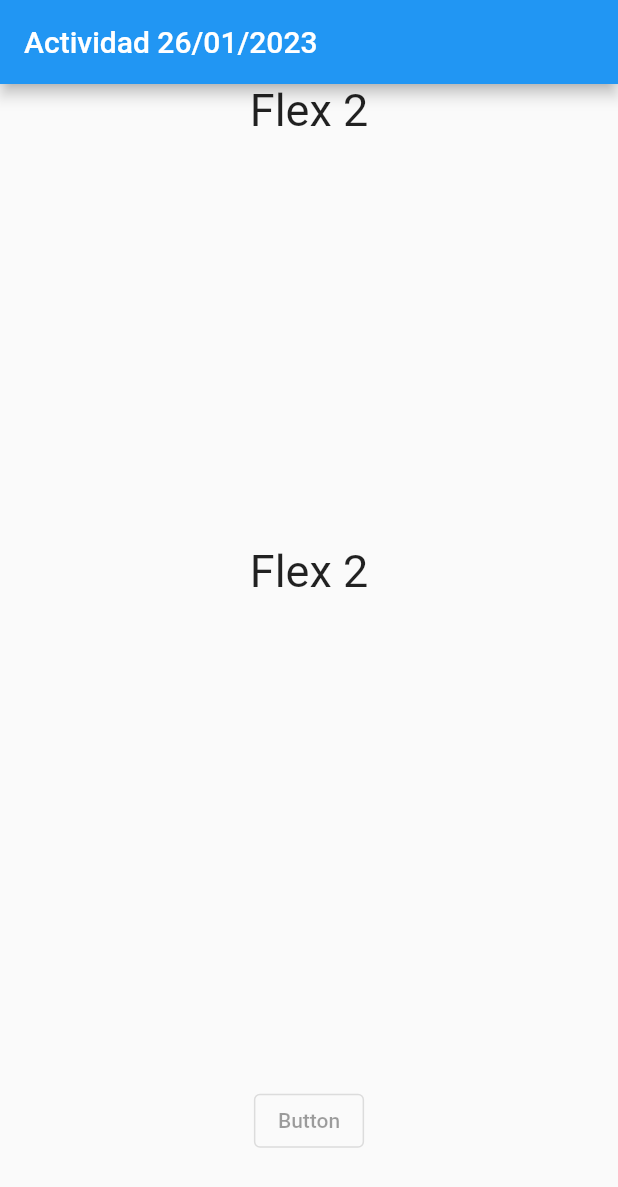
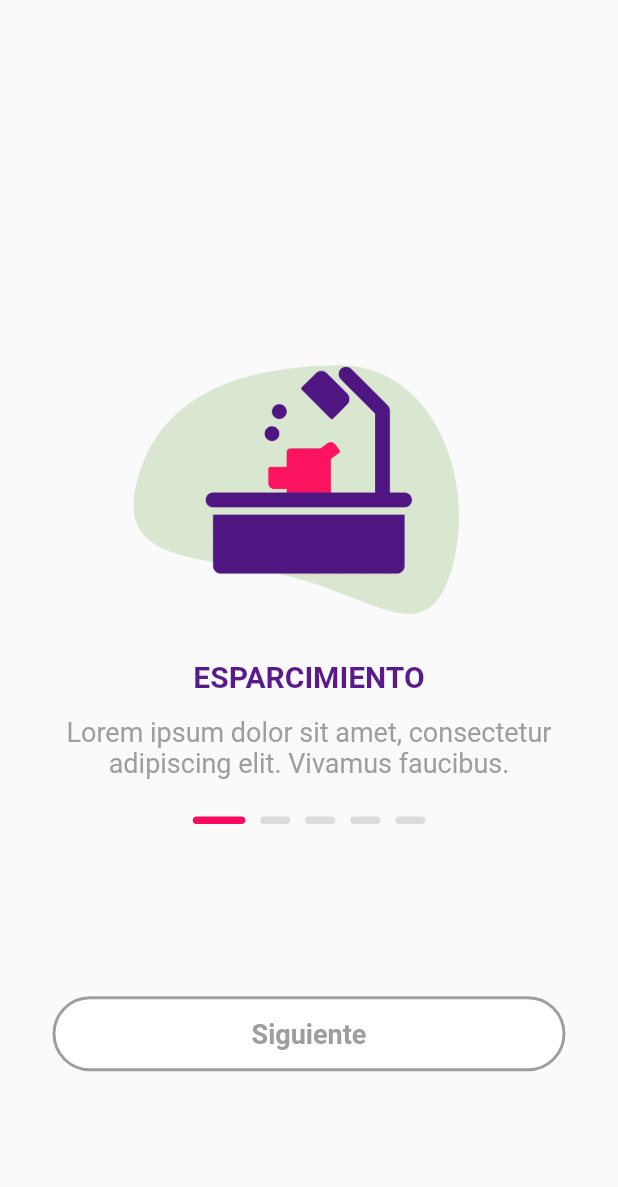
Before and after one commit to 203429/programacion_movil, a Flutter app: the screen it shows after launch, on a phone screen of 412 x 824 dp. Shown: the top 1187 px of the screen. Run offline on Flutter 3.47's test engine with Material 2 defaults, Android fonts, the phone set to English and light mode, and no system bars.

Commit message:
boarding files updated

```diff
--- a/lib/main.dart
+++ b/lib/main.dart
@@ -1,5 +1,4 @@
 import 'package:flutter/material.dart';
-// import 'package:my_first_app/pages/login.dart';
 import 'package:my_first_app/screens/body_boarding.dart';
 
 void main() {
--- a/lib/screens/body_boarding.dart
+++ b/lib/screens/body_boarding.dart
@@ -26,9 +26,8 @@ class _BodyBoardingState extends State<BodyBoarding>
 
   @override
   Widget build(BuildContext context) {
-    return Scaffold(
-      appBar: AppBar(title: const Text("Actividad 26/01/2023")),
-      body: const OnBoarding(),
+    return const Scaffold(
+      body: OnBoarding(),
     );
   }
 }
--- /dev/null
+++ b/lib/screens/components/content_boarding.dart
@@ -0,0 +1,38 @@
+import 'package:flutter/material.dart';
+
+class ContentBoarding extends StatelessWidget {
+  const ContentBoarding({super.key, this.title, this.subtitle, this.image});
+  final String? title, subtitle, image;
+
+  @override
+  Widget build(BuildContext context) {
+    return Column(
+      children: [
+        Image.asset(
+          image!,
+          width: 250,
+          height: 250,
+        ),
+        Text(
+          title!,
+          style: const TextStyle(
+            fontSize: 20,
+            fontWeight: FontWeight.bold,
+            color: Color(0xff591b8a),
+          ),
+        ),
+        Padding(
+          padding: const EdgeInsets.all(15),
+          child: Text(
+            subtitle!,
+            textAlign: TextAlign.center,
+            style: const TextStyle(
+              fontSize: 18,
+              color: Colors.grey,
+            ),
+          ),
+        ),
+      ],
+    );
+  }
+}
--- a/lib/screens/components/on_boarding.dart
+++ b/lib/screens/components/on_boarding.dart
@@ -1,4 +1,5 @@
 import 'package:flutter/material.dart';
+import 'package:my_first_app/screens/components/content_boarding.dart';
 
 class OnBoarding extends StatefulWidget {
   const OnBoarding({super.key});
@@ -8,46 +9,141 @@ class OnBoarding extends StatefulWidget {
 }
 
 class _OnBoardingState extends State<OnBoarding> {
-  int currentePage = 0;
+  int currentPage = 0;
+  final PageController _pageController = PageController();
   List<Map<String, String>> listBoarding = [
-    {"titulo": "Cualquier dato :D", "imagen": ""},
-    {"titulo": "Titulo 1", "imagen": ""},
-    {"titulo": "Titulo 2", "imagen": ""},
-    {"titulo": "Titulo 3", "imagen": ""}
+    {
+      "title": "ESPARCIMIENTO",
+      "subtitle":
+          "Lorem ipsum dolor sit amet, consectetur adipiscing elit. Vivamus faucibus.",
+      "image": "assets/images/B1.png"
+    },
+    {
+      "title": "ADOPCIÓN",
+      "subtitle":
+          "Lorem ipsum dolor sit amet, consectetur adipiscing elit. Vivamus faucibus.",
+      "image": "assets/images/B2.png"
+    },
+    {
+      "title": "HOSPITALIDAD",
+      "subtitle":
+          "Lorem ipsum dolor sit amet, consectetur adipiscing elit. Vivamus faucibus.",
+      "image": "assets/images/B3.png"
+    },
+    {
+      "title": "VETERINARIA",
+      "subtitle":
+          "Lorem ipsum dolor sit amet, consectetur adipiscing elit. Vivamus faucibus.",
+      "image": "assets/images/B4.png"
+    },
+    {
+      "title": "TIENDA",
+      "subtitle":
+          "Lorem ipsum dolor sit amet, consectetur adipiscing elit. Vivamus faucibus.",
+      "image": "assets/images/B5.png"
+    },
   ];
 
   @override
   Widget build(BuildContext context) {
     return SafeArea(
-      child: Column(children: const [
-        Expanded(
-          flex: 2,
-          child: Text(
-            "Flex 2",
-            style: TextStyle(
-              fontSize: 30.0,
+      child: Column(
+        children: [
+          Expanded(flex: 2, child: itemsData()),
+          Row(
+              mainAxisAlignment: MainAxisAlignment.center,
+              children: pagination()),
+          Expanded(flex: 1, child: button()),
+        ],
+      ),
+    );
+  }
+
+  Padding button() {
+    return Padding(
+      padding: const EdgeInsets.only(left: 35, right: 35),
+      child: Center(
+        child: SizedBox(
+          width: double.infinity,
+          height: 50,
+          child: OutlinedButton(
+            onPressed: () {
+              currentPage < listBoarding.length - 1
+                  ? _pageController.nextPage(
+                      duration: kThemeAnimationDuration,
+                      curve: Curves.ease,
+                    )
+                  : (null);
+            },
+            style: OutlinedButton.styleFrom(
+              backgroundColor: currentPage == listBoarding.length - 1
+                  ? Colors.green
+                  : Colors.white,
+              shape: (RoundedRectangleBorder(
+                borderRadius: BorderRadius.circular(25),
+              )),
+              side: BorderSide(
+                width: 2,
+                color: currentPage == listBoarding.length - 1
+                    ? Colors.green
+                    : Colors.grey,
+              ),
+            ),
+            child: Text(
+              currentPage == listBoarding.length - 1
+                  ? "Continuar"
+                  : "Siguiente",
+              style: TextStyle(
+                fontSize: 18,
+                fontWeight: FontWeight.bold,
+                color: currentPage == listBoarding.length - 1
+                    ? Colors.white
+                    : Colors.grey,
+              ),
             ),
           ),
         ),
-        Expanded(
-          flex: 2,
-          child: Text(
-            "Flex 2",
-            style: TextStyle(
-              fontSize: 30.0,
-            ),
+      ),
+    );
+  }
+
+  List<Widget> pagination() {
+    return List.generate(
+        listBoarding.length,
+        (index) => AnimatedContainer(
+              duration: kThemeAnimationDuration,
+              height: 5,
+              width: currentPage == index ? 35 : 20,
+              margin: const EdgeInsets.all(5),
+              decoration: BoxDecoration(
+                borderRadius: BorderRadius.circular(15),
+                color: currentPage == index
+                    ? const Color(0xfffc085f)
+                    : const Color(0xffdcdcdc),
+              ),
+            ));
+  }
+
+  Align itemsData() {
+    return Align(
+      alignment: Alignment.bottomCenter,
+      child: Container(
+        constraints: const BoxConstraints(maxHeight: 350),
+        child: PageView.builder(
+          controller: _pageController,
+          itemCount: listBoarding.length,
+          onPageChanged: (value) {
+            setState(() {
+              currentPage = value;
+            });
+          },
+          itemBuilder: (context, index) => ContentBoarding(
+            title: listBoarding[index]["title"],
+            subtitle: listBoarding[index]["subtitle"],
+            image: listBoarding[index]["image"],
           ),
         ),
-        Expanded(
-          flex: 1,
-          child: Center(
-            child: OutlinedButton(
-              onPressed: null,
-              child: Text('Button'),
-            ),
-          ),
-        ),
-      ]),
+      ),
     );
   }
 }
```
Also changed, not shown: assets/images/B1.png (added), assets/images/B2.png (added), assets/images/B3.png (added), assets/images/B4.png (added), assets/images/B5.png (added), assets/images/img.png (deleted), 1 other file.
